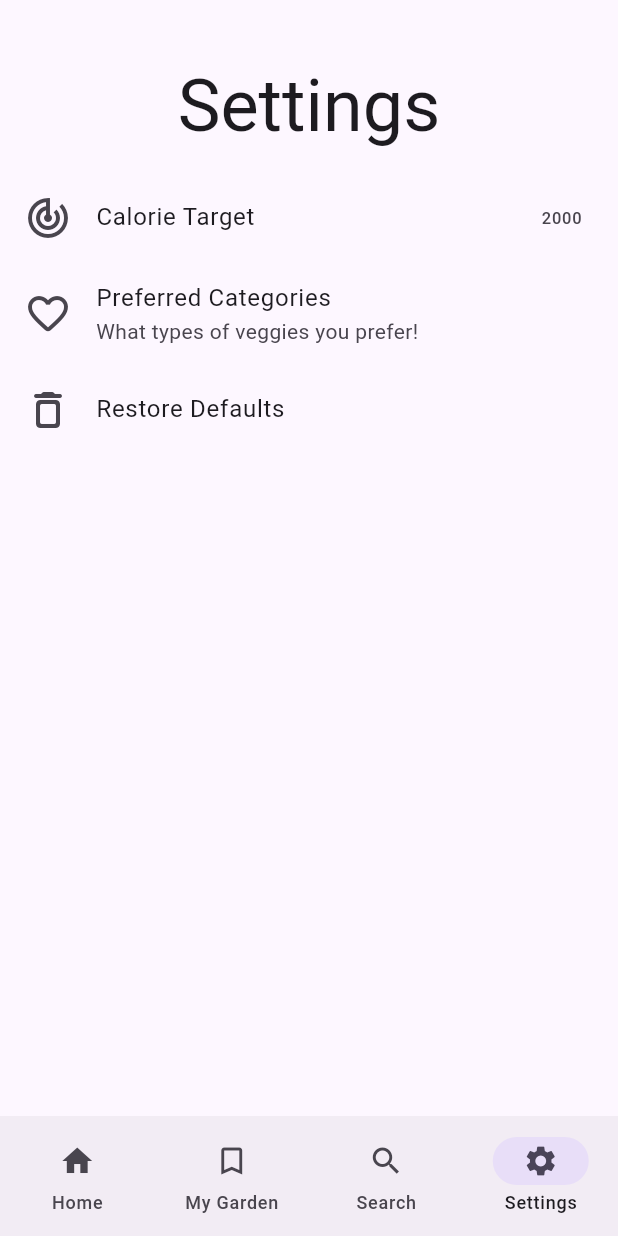
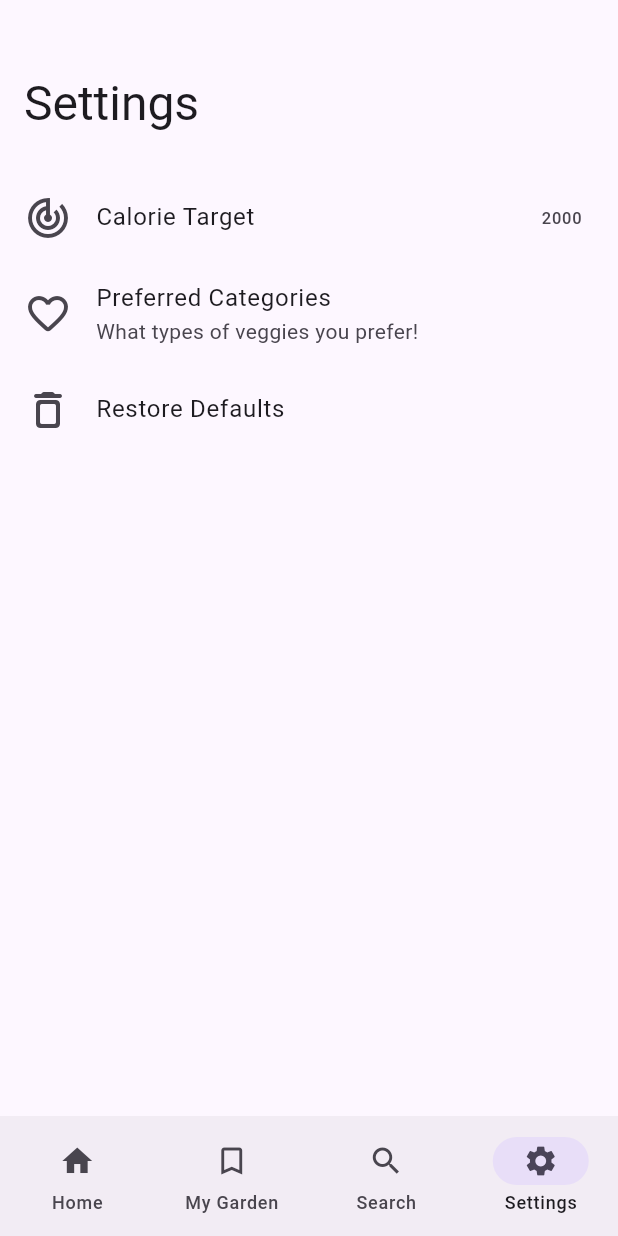
Before and after one commit to InMatrix/veggieseasons_adaptive, a Flutter app: the screen it shows after launch, item 4 of the bottom bar chosen, on a phone screen of 412 x 824 dp. Run offline on Flutter 3.47's test engine with Material 2 defaults, Android fonts, the light colour scheme and no system bars; our stand-ins replace font_awesome_flutter.

Commit message:
Tweak SliverAppBar
Make it do a fade out and fade in animation

```diff
--- a/lib/screens/settings.dart
+++ b/lib/screens/settings.dart
@@ -59,23 +59,17 @@ class SettingScreen extends StatelessWidget {
     final themeData = Theme.of(context);
     return CustomScrollView(
       slivers: [
-        SliverAppBar(
+        SliverAppBar.large(
           surfaceTintColor: Colors.transparent,
           toolbarHeight: 44,
           collapsedHeight: 44,
-          pinned: true,
-          flexibleSpace: FlexibleSpaceBar(
-            centerTitle: Platform.isIOS ? false : true,
-            title: Text(
-              "Settings",
-              style: Styles.appBarTitle(themeData),
-            ),
-          ),
-          // Make the initial height of the SliverAppBar larger than normal.
           expandedHeight: 117,
-          shadowColor:
-              Platform.isIOS ? CupertinoColors.darkBackgroundGray : null,
-          scrolledUnderElevation: Platform.isIOS ? .1 : null,
+          title: Text("Settings", style: Styles.headlineText(themeData)),
+          // flexibleSpace: FlexibleSpaceBar(
+          //   title: Text("Settings", style: themeData.textTheme.titleMedium),
+          //   expandedTitleScale: 2.0,
+          //   centerTitle: false,
+          // ),
         ),
         SliverList(
           // Use a delegate to build items as they're scrolled on screen.
```
